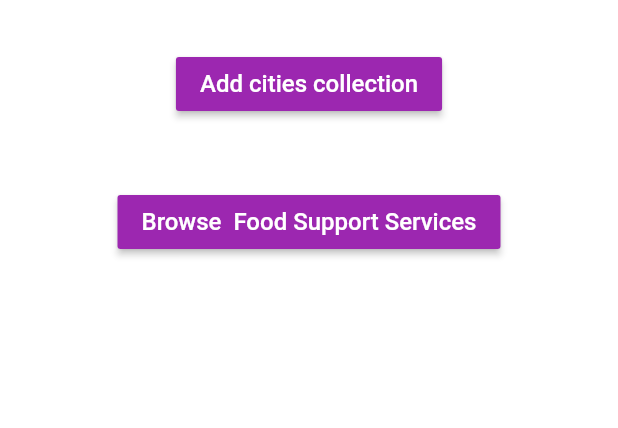
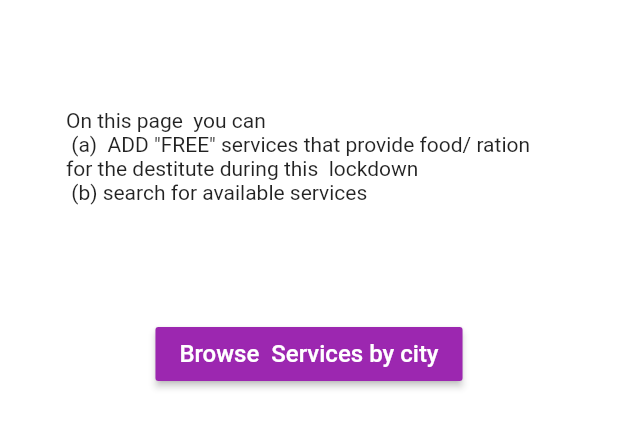
Before and after one commit to IHKodifier/Lock_Down_preparedness, a Flutter app: the FoodSupport widget shown alone on an empty page, opened directly, on a phone screen of 412 x 824 dp. Shown: the top 428 px of the screen. Run offline on Flutter 3.47's test engine with Material 2 defaults, Android fonts, the phone set to English and light mode, and no system bars; our stand-ins replace cloud_firestore, firebase_storage, image_picker; accounts and stored records are empty.

Commit message:
minor commit

```diff
--- a/lib/screens/foodSupport.dart
+++ b/lib/screens/foodSupport.dart
@@ -23,21 +23,29 @@ class _FoodSupportState extends State<FoodSupport> {
               SizedBox(
                 height: 20,
               ),
-              Padding(
-                padding: const EdgeInsets.all(12.0),
-                child: RaisedButton(
-                  onPressed: () {
-                    _uploadData(context);
-                  },
-                  color: Theme.of(context).primaryColor,
-                  child: Text(
-                    'Add cities collection',
-                    style: TextStyle(color: Colors.white, fontSize: 16),
-                  ),
-                ),
-              ),
+              // Padding(
+              //   padding: const EdgeInsets.all(12.0),
+              //   child: RaisedButton(
+              //     onPressed: () {
+              //       _uploadData(context);
+              //     },
+              //     color: Theme.of(context).primaryColor,
+              //     child: Text(
+              //       'Add cities collection',
+              //       style: TextStyle(color: Colors.white, fontSize: 16),
+              //     ),
+              //   ),
+              // ),
               SizedBox(
                 height: 20,
+              ),
+              Container(
+                width: MediaQuery.of(context).size.width,
+                height: 160,
+                child: Padding(
+                  padding: const EdgeInsets.all(32.0),
+                  child: Text('On this page  you can \n (a)  ADD \"FREE\" services that provide food/ ration for the destitute during this  lockdown \n (b) search for available services'),
+                ),
               ),
               Padding(
                 padding: const EdgeInsets.all(12.0),
@@ -50,7 +58,7 @@ class _FoodSupportState extends State<FoodSupport> {
                   },
                   color: Theme.of(context).primaryColor,
                   child: Text(
-                    'Browse  Food Support Services',
+                    'Browse  Services by city',
                     style: TextStyle(color: Colors.white, fontSize: 16),
                   ),
                 ),
```
Also changed, not shown: lib/screens/appHome.dart (+8 -3 lines).
